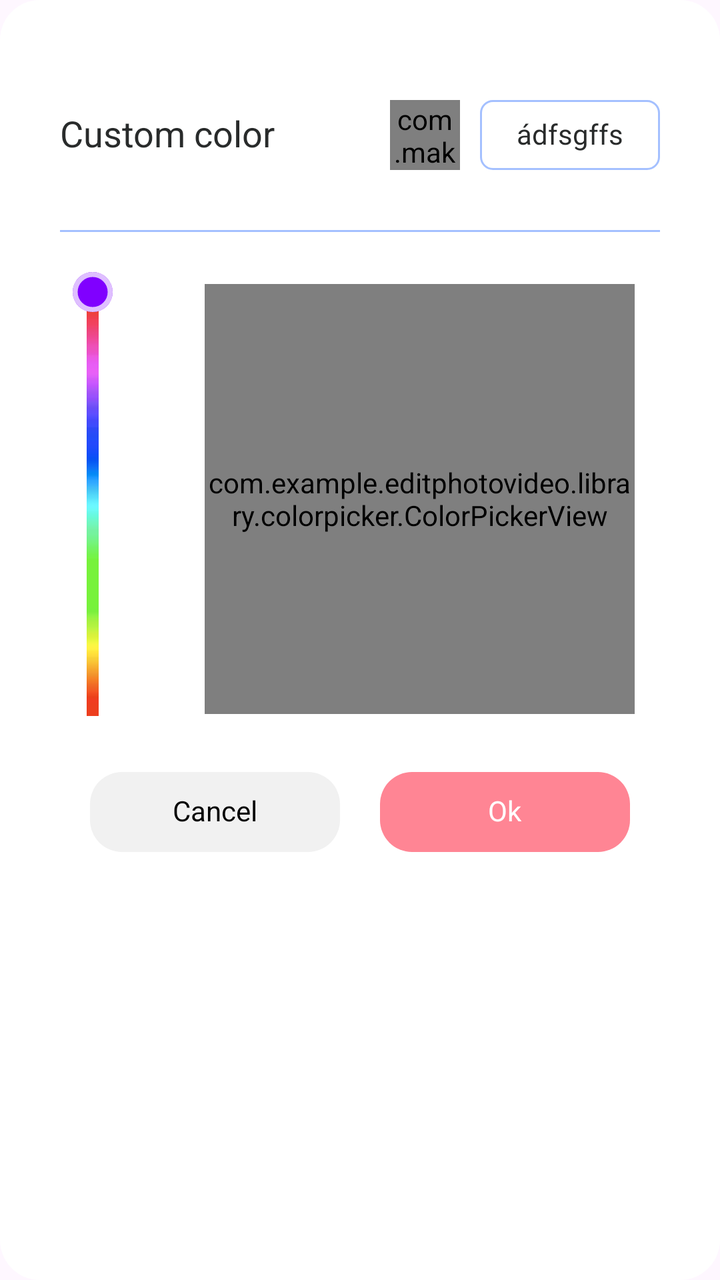
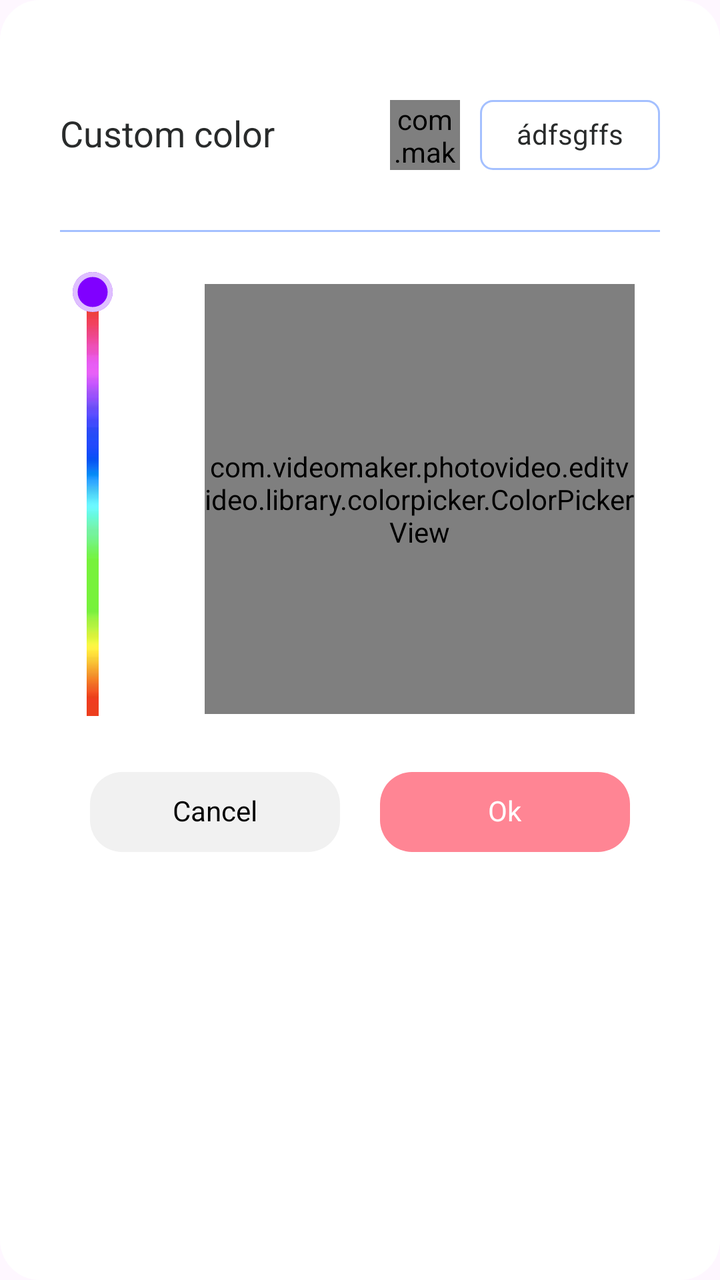

Compare the two renders of this Android layout. The source of the first and the diff that turns it into the second are given below.
<!-- AndroidManifest.xml: application theme Theme.EditPhotoVideo -->
<!-- res/layout/layout_colorpicker_popup.xml -->
<?xml version="1.0" encoding="utf-8"?>
<RelativeLayout xmlns:android="http://schemas.android.com/apk/res/android"
    xmlns:app="http://schemas.android.com/apk/res-auto"
    android:id="@+id/colorPickerBaseLayout"
    android:layout_width="wrap_content"
    android:layout_height="wrap_content"
    android:layout_gravity="center"
    android:background="@drawable/bg_item_white"
    android:paddingVertical="30dp">

    <RelativeLayout
        android:id="@+id/rltop"
        android:layout_width="match_parent"
        android:layout_height="wrap_content"
        android:layout_centerHorizontal="true"
        android:layout_marginHorizontal="30dp"
        android:layout_marginTop="20dp"
        android:orientation="horizontal">

        <TextView
            android:id="@+id/text"
            android:layout_width="wrap_content"
            android:layout_height="wrap_content"
            android:layout_alignParentStart="true"
            android:layout_centerVertical="true"
            android:layout_marginEnd="20dp"
            android:layout_toStartOf="@+id/checkeredOldColor"
            android:includeFontPadding="false"
            android:text="@string/custom_color"
            android:textColor="#292B2B"
            android:textSize="18sp" />


        <com.makeramen.roundedimageview.RoundedImageView
            android:id="@+id/checkeredOldColor"
            android:layout_width="35dp"
            android:layout_height="35dp"
            android:layout_marginEnd="10dp"
            android:layout_toStartOf="@+id/textOldColor"
            android:scaleType="centerCrop"
            app:riv_border_color="#A4C0FF"
            app:riv_corner_radius="10dp" />

        <TextView
            android:id="@+id/textOldColor"
            android:layout_width="90dp"
            android:layout_height="35dp"
            android:layout_alignParentEnd="true"
            android:background="@drawable/ic_radius_custom_color"
            android:gravity="center"
            android:includeFontPadding="false"
            android:text="ádfsgffs"
            android:textColor="#292B2B"
            android:textSize="14sp" />

        <RelativeLayout
            android:layout_width="35dp"
            android:layout_height="35dp"
            android:layout_marginEnd="10dp"
            android:layout_toStartOf="@+id/textOldColor">

            <androidx.appcompat.widget.AppCompatImageView
                android:id="@+id/checkeredNewColor"
                android:layout_width="match_parent"
                android:layout_height="match_parent"
                android:scaleType="centerCrop" />

            <com.makeramen.roundedimageview.RoundedImageView
                android:id="@+id/viewNewColor"
                android:layout_width="35dp"
                android:layout_height="35dp"
                android:scaleType="centerCrop"
                app:riv_border_color="#A4C0FF"
                app:riv_border_width="1dp"
                app:riv_corner_radius="4dp"
                app:riv_mutate_background="true"
                app:riv_oval="false" />
        </RelativeLayout>

    </RelativeLayout>

    <View
        android:id="@+id/view"
        android:layout_width="match_parent"
        android:layout_height="1dp"
        android:layout_below="@+id/rltop"
        android:layout_centerHorizontal="true"
        android:layout_marginHorizontal="30dp"
        android:layout_marginTop="30dp"
        android:background="#A4C0FF" />

    <RelativeLayout
        android:id="@+id/colorPickerRelLayoutl"
        android:layout_width="match_parent"
        android:layout_height="wrap_content"
        android:layout_below="@+id/view"
        android:layout_marginTop="20dp"
        android:clipChildren="true"
        android:clipToPadding="true">

        <RelativeLayout
            android:id="@+id/colorPickerRelLayout"
            android:layout_width="wrap_content"
            android:layout_height="wrap_content"
            android:layout_centerHorizontal="true">

            <androidx.appcompat.widget.AppCompatImageView
                android:id="@+id/hueImageView"
                android:layout_width="20dp"
                android:layout_height="210dp"
                android:layout_marginVertical="12dp"
                android:layout_marginLeft="10dp"
                android:layout_marginEnd="40dp"
                android:paddingHorizontal="7dp"
                android:scaleType="fitXY"
                android:src="@drawable/ic_hue_colorpicker" />

            <com.example.editphotovideo.library.colorpicker.ColorPickerView
                android:id="@+id/colorPickerView"
                android:layout_width="215dp"
                android:layout_height="215dp"
                android:layout_margin="6dp"
                android:layout_toRightOf="@id/hueImageView" />

            <androidx.appcompat.widget.AppCompatImageView
                android:id="@+id/cursor_colorpicker"
                android:layout_width="wrap_content"
                android:layout_height="wrap_content"
                android:scaleType="fitXY"
                android:src="@drawable/ic_cursor_colorpicker"
                app:elevation="4dp" />

            <androidx.appcompat.widget.AppCompatImageView
                android:id="@+id/cursor_hue"
                android:layout_width="20dp"
                android:layout_height="20dp"
                android:src="@drawable/ic_cursor_hue_alpha"
                app:elevation="4dp" />
        </RelativeLayout>
    </RelativeLayout>

    <LinearLayout
        android:id="@+id/buttonLayout"
        android:layout_width="270dp"
        android:layout_height="wrap_content"
        android:layout_below="@+id/colorPickerRelLayoutl"
        android:layout_centerHorizontal="true"
        android:layout_marginTop="16dp"
        android:layout_marginBottom="20dp"
        android:orientation="horizontal">

        <TextView
            android:id="@+id/btn_cancel"
            android:layout_width="0dp"
            android:layout_height="40dp"
            android:layout_marginEnd="10dp"
            android:layout_weight="1"
            android:background="@drawable/bg_item_cancle"
            android:gravity="center"
            android:includeFontPadding="false"
            android:text="@string/cancel"
            android:textColor="@android:color/black"
            android:textSize="@dimen/_12ssp" />

        <TextView
            android:id="@+id/btn_ok"
            android:layout_width="0dp"
            android:layout_height="40dp"
            android:layout_marginStart="10dp"
            android:layout_weight="1"
            android:background="@drawable/bg_item_save"
            android:gravity="center"
            android:includeFontPadding="false"
            android:text="@string/ok"
            android:textColor="@android:color/white"
            android:textSize="@dimen/_12ssp" />
    </LinearLayout>
</RelativeLayout>
<!-- resources referenced by this layout -->
<resources>
  <!-- drawable bg_item_cancle (drawable) -->
  <?xml version="1.0" encoding="utf-8"?>
  <shape xmlns:android="http://schemas.android.com/apk/res/android">
      <solid android:color="#F1F1F1"/>
      <corners android:radius="16dp"/>
  </shape>
  <!-- drawable bg_item_save (drawable) -->
  <?xml version="1.0" encoding="utf-8"?>
  <shape xmlns:android="http://schemas.android.com/apk/res/android">
      <solid android:color="#FF8594"/>
      <corners android:radius="16dp"/>
  </shape>
  <!-- drawable bg_item_white (drawable) -->
  <?xml version="1.0" encoding="utf-8"?>
  <shape xmlns:android="http://schemas.android.com/apk/res/android">
      <solid android:color="#FFFFFF"/>
      <corners android:radius="20dp"/>
  </shape>
  <!-- drawable ic_cursor_colorpicker (drawable) -->
  <?xml version="1.0" encoding="utf-8"?>
  <shape xmlns:android="http://schemas.android.com/apk/res/android"
      android:shape="ring"
      android:thickness="1dp"
      android:useLevel="false">
      <solid android:color="#9999FF" />
      <size
          android:width="14dp"
          android:height="14dp" />
  </shape>
  <!-- drawable ic_cursor_hue_alpha (drawable) -->
  <vector xmlns:android="http://schemas.android.com/apk/res/android"
      android:width="12dp"
      android:height="12dp"
      android:viewportWidth="12"
      android:viewportHeight="12">
    <path
        android:pathData="M6,12a6,6 0,1 0,0 -12a6,6 0,1 0,0 12z"
        android:fillColor="#8000FF"/>
    <path
        android:pathData="M6,0.75C8.899,0.75 11.25,3.101 11.25,6C11.25,8.899 8.899,11.25 6,11.25C3.101,11.25 0.75,8.899 0.75,6C0.75,3.101 3.101,0.75 6,0.75Z"
        android:strokeAlpha="0.75"
        android:strokeWidth="1.5"
        android:fillColor="#00000000"
        android:strokeColor="#ffffff"/>
  </vector>
  <!-- drawable ic_hue_colorpicker: webp bitmap (drawable, 320 bytes) -->
  <!-- drawable ic_radius_custom_color (drawable) -->
  <?xml version="1.0" encoding="utf-8"?>
  <shape xmlns:android="http://schemas.android.com/apk/res/android">
      <solid android:color="#FFF"/>
      <corners android:radius="6dp" />
      <stroke android:color="#A4C0FF" android:width="1dp"/>
  </shape>
  <string name="cancel">Cancel</string>
  <string name="custom_color">Custom color</string>
  <string name="ok">Ok</string>
  <style name="Theme.EditPhotoVideo" parent="Theme.Material3.DayNight.NoActionBar" />
</resources>

<!-- the commit's change to res/layout/layout_colorpicker_popup.xml (unified diff, before → after) -->
@@ -115,7 +115,7 @@
                 android:scaleType="fitXY"
                 android:src="@drawable/ic_hue_colorpicker" />
 
-            <com.example.editphotovideo.library.colorpicker.ColorPickerView
+            <com.videomaker.photovideo.editvideo.library.colorpicker.ColorPickerView
                 android:id="@+id/colorPickerView"
                 android:layout_width="215dp"
                 android:layout_height="215dp"
